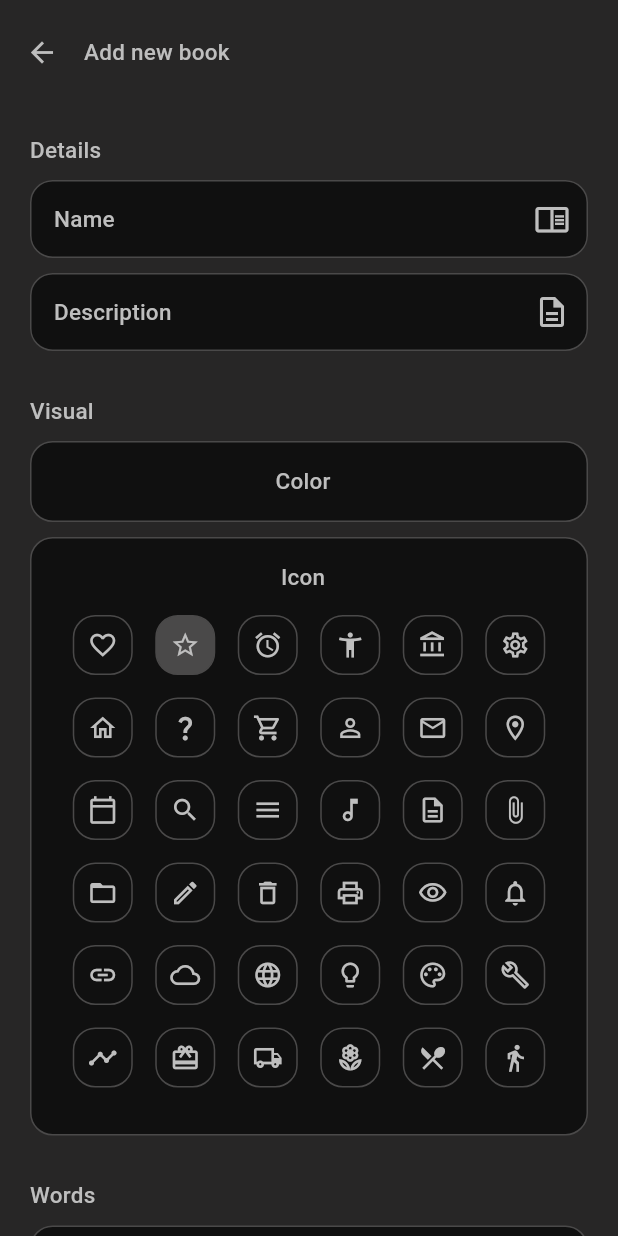
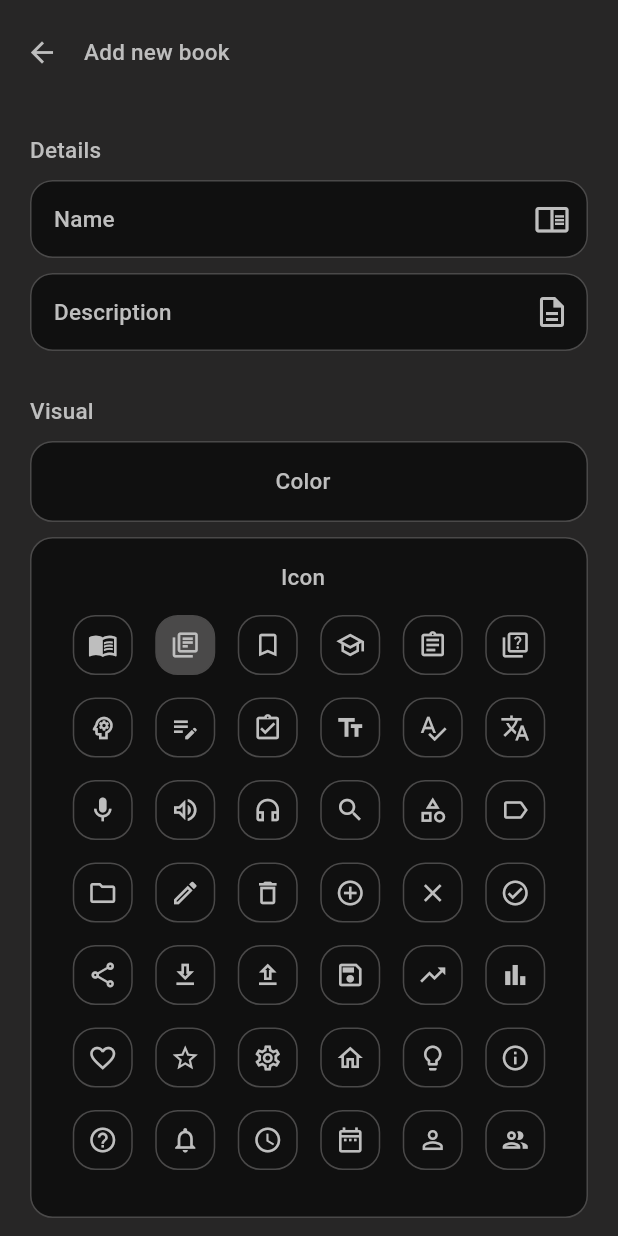
Before and after one commit to mdzarepour/VOCLY, a Flutter app: the AddEditBookScreen screen opened by its route, after a tap on "Icon", on a phone screen of 412 x 824 dp. Run offline on Flutter 3.47's test engine with Material 3 defaults, Android fonts, the phone set to English and light mode, and no system bars; our stand-ins replace flip_card, flutter_tts, get, google_fonts, hive, hive_flutter; accounts and stored records are empty.

Commit message:
entity icons revised

```diff
--- a/lib/common/constants/const_icons.dart
+++ b/lib/common/constants/const_icons.dart
@@ -4,41 +4,47 @@ class ConstIcons {
   ConstIcons._();
 
   static const List<IconData> icons = [
+    Icons.menu_book_outlined,
+    Icons.library_books_outlined,
+    Icons.bookmark_border_outlined,
+    Icons.school_outlined,
+    Icons.assignment_outlined,
+    Icons.quiz_outlined,
+    Icons.psychology_outlined,
+    Icons.edit_note_outlined,
+    Icons.assignment_turned_in_outlined,
+    Icons.text_fields_outlined,
+    Icons.spellcheck_outlined,
+    Icons.translate_outlined,
+    Icons.mic_outlined,
+    Icons.volume_up_outlined,
+    Icons.headphones_outlined,
+    Icons.search_outlined,
+    Icons.category_outlined,
+    Icons.label_outlined,
+    Icons.folder_outlined,
+    Icons.edit_outlined,
+    Icons.delete_outline,
+    Icons.add_circle_outline,
+    Icons.close_outlined,
+    Icons.check_circle_outlined,
+    Icons.share_outlined,
+    Icons.download_outlined,
+    Icons.upload_outlined,
+    Icons.save_outlined,
+    Icons.trending_up_outlined,
+    Icons.bar_chart_outlined,
     Icons.favorite_border_outlined,
     Icons.star_border_outlined,
-    Icons.access_alarm_outlined,
-    Icons.accessibility_new_outlined,
-    Icons.account_balance_outlined,
     Icons.settings_outlined,
     Icons.home_outlined,
-    Icons.question_mark_outlined,
-    Icons.shopping_cart_outlined,
+    Icons.lightbulb_outline,
+    Icons.info_outline,
+    Icons.help_outline,
+    Icons.notifications_outlined,
+    Icons.access_time_outlined,
+    Icons.date_range_outlined,
     Icons.person_outline,
-    Icons.email_outlined,
-    Icons.location_on_outlined,
-    Icons.calendar_today_outlined,
-    Icons.search_outlined,
-    Icons.menu_outlined,
-    Icons.music_note_outlined,
-    Icons.description_outlined,
-    Icons.attach_file_outlined,
-    Icons.folder_open_outlined,
-    Icons.edit_outlined,
-    Icons.delete_outline,
-    Icons.print_outlined,
-    Icons.visibility_outlined,
-    Icons.notifications_outlined,
-    Icons.link_outlined,
-    Icons.cloud_outlined,
-    Icons.language_outlined,
-    Icons.lightbulb_outline,
-    Icons.palette_outlined,
-    Icons.build_outlined,
-    Icons.timeline_outlined,
-    Icons.card_giftcard_outlined,
-    Icons.local_shipping_outlined,
-    Icons.local_florist_outlined,
-    Icons.local_dining_outlined,
-    Icons.directions_walk_outlined,
+    Icons.group_outlined,
   ];
 }
--- a/lib/common/constants/const_strings.dart
+++ b/lib/common/constants/const_strings.dart
@@ -1,4 +1,5 @@
 class ConstWordTypes {
+  ConstWordTypes._();
   static const wordTypes = [
     'Article',
     'Pronoun',
@@ -12,6 +13,7 @@ class ConstWordTypes {
 }
 
 class UIStrings {
+  UIStrings._();
   static const appName = 'VOCLY';
   static const newBook = 'New book';
   static const newWord = 'New word';
@@ -65,6 +67,7 @@ class UIStrings {
 }
 
 class AppStrings {
+  AppStrings._();
   static const wordBox = 'WordBox';
   static const bookBox = 'BookBox';
   static const languageEnUs = 'en-US';
--- a/lib/common/theme/app_text_theme.dart
+++ b/lib/common/theme/app_text_theme.dart
@@ -23,7 +23,6 @@ class AppTextTheme {
     );
   }
 
-  // M3 Display
   static TextStyle displayLarge = _base(
     fontSize: 32,
     fontWeight: FontWeight.w400,
@@ -53,7 +52,6 @@ class AppTextTheme {
     height: 1.2,
   );
 
-  // M3 Title
   static TextStyle titleLarge = _base(
     fontSize: 22,
     fontWeight: FontWeight.w400,
@@ -77,7 +75,7 @@ class AppTextTheme {
     letterSpacing: 0.1,
   );
 
-  // M3 Body
+
   static TextStyle bodyLarge = _base(
     fontSize: 16,
     fontWeight: FontWeight.w400,
@@ -102,7 +100,7 @@ class AppTextTheme {
     letterSpacing: 0.4,
   );
 
-  // M3 Label
+
   static TextStyle labelLarge = _base(
     fontSize: 14,
     fontWeight: FontWeight.w500,
--- a/lib/vocabulary/binding/vocabulary_binding.dart
+++ b/lib/vocabulary/binding/vocabulary_binding.dart
@@ -11,9 +11,9 @@ class AppCoreBinding extends Bindings {
   @override
   void dependencies() {
     Get.put<DialogService>(DialogService(), permanent: true);
-    Get.put<SpeechService>(SpeechService(), permanent: true);
     Get.put<WordController>(WordController(), permanent: true);
     Get.put<BookController>(BookController(), permanent: true);
+    Get.put<SpeechService>(SpeechService(), permanent: true).initEssentials();
   }
 }
 
@@ -21,7 +21,9 @@ class ManageWordsBinding extends Bindings {
   @override
   void dependencies() {
     Get.lazyPut<WordSelectionController>(
-      () => WordSelectionController(currentController: Get.find<WordController>()),
+      () => WordSelectionController(
+        currentController: Get.find<WordController>(),
+      ),
     );
   }
 }
@@ -30,7 +32,9 @@ class ManageBooksBinding extends Bindings {
   @override
   void dependencies() {
     Get.lazyPut<BookSelectionController>(
-      () => BookSelectionController(currentController: Get.find<BookController>()),
+      () => BookSelectionController(
+        currentController: Get.find<BookController>(),
+      ),
     );
   }
 }
--- a/lib/vocabulary/controller/usecase/selection_controller.dart
+++ b/lib/vocabulary/controller/base/selection_controller.dart
@@ -1,6 +1,6 @@
 import 'package:get/get.dart';
 import 'package:hive/hive.dart';
-import 'package:vocly/vocabulary/controller/usecase/hive_controller.dart';
+import 'package:vocly/vocabulary/controller/base/hive_controller.dart';
 
 abstract class SelectionController<T extends HiveObject> extends GetxController{
   final HiveController currentController ;
--- a/lib/vocabulary/controller/book_controller.dart
+++ b/lib/vocabulary/controller/book_controller.dart
@@ -1,5 +1,5 @@
 import 'package:hive/hive.dart';
-import 'package:vocly/vocabulary/controller/usecase/hive_controller.dart';
+import 'package:vocly/vocabulary/controller/base/hive_controller.dart';
 import 'package:vocly/vocabulary/model/book_model.dart';
 
 class BookController extends HiveController<BookModel> {
--- a/lib/vocabulary/controller/book_selection_controller.dart
+++ b/lib/vocabulary/controller/book_selection_controller.dart
@@ -1,4 +1,4 @@
-import 'package:vocly/vocabulary/controller/usecase/selection_controller.dart';
+import 'package:vocly/vocabulary/controller/base/selection_controller.dart';
 
 class BookSelectionController extends SelectionController{
   BookSelectionController({required super.currentController});
--- a/lib/vocabulary/controller/word_controller.dart
+++ b/lib/vocabulary/controller/word_controller.dart
@@ -1,5 +1,5 @@
 import 'package:hive_flutter/hive_flutter.dart';
-import 'package:vocly/vocabulary/controller/usecase/hive_controller.dart';
+import 'package:vocly/vocabulary/controller/base/hive_controller.dart';
 import 'package:vocly/vocabulary/model/word_model.dart';
 
 class WordController extends HiveController<WordModel> {
--- a/lib/vocabulary/controller/word_selection_controller.dart
+++ b/lib/vocabulary/controller/word_selection_controller.dart
@@ -1,4 +1,4 @@
-import 'package:vocly/vocabulary/controller/usecase/selection_controller.dart';
+import 'package:vocly/vocabulary/controller/base/selection_controller.dart';
 
 class WordSelectionController extends SelectionController {
   WordSelectionController({required super.currentController});
```
Also changed, not shown: lib/vocabulary/controller/base/hive_controller.dart (renamed from lib/vocabulary/controller/usecase/hive_controller.dart), 1 other file.
